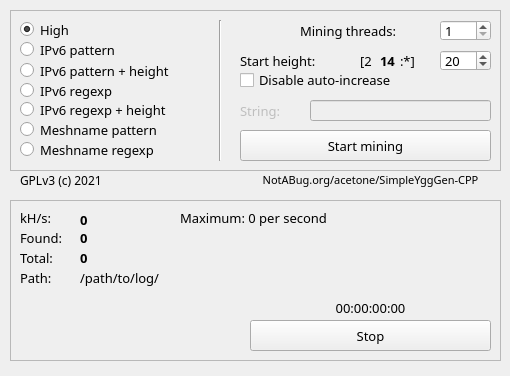
The window that src-qt/widget.ui (perguth/acetone-SimpleYggGen-CPP) describes before a commit, drawn with Qt 5.
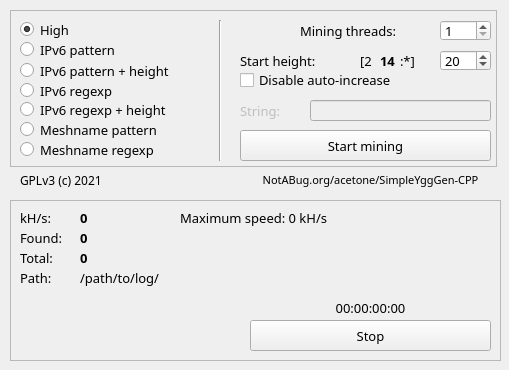
The same window after the commit. Icons and pictures are not drawn.

Patch:
```diff
--- a/src-qt/widget.ui
+++ b/src-qt/widget.ui
@@ -6,8 +6,8 @@
    <rect>
     <x>0</x>
     <y>0</y>
-    <width>510</width>
-    <height>376</height>
+    <width>509</width>
+    <height>370</height>
    </rect>
   </property>
   <property name="windowTitle">
@@ -91,7 +91,7 @@
       <x>70</x>
       <y>10</y>
       <width>81</width>
-      <height>20</height>
+      <height>16</height>
      </rect>
     </property>
     <property name="font">
@@ -229,7 +229,7 @@
      </font>
     </property>
     <property name="text">
-     <string>Maximum: 0 per second</string>
+     <string>Maximum speed: 0 kH/s</string>
     </property>
     <property name="alignment">
      <set>Qt::AlignLeading|Qt::AlignLeft|Qt::AlignVCenter</set>
@@ -310,8 +310,8 @@
     <rect>
      <x>10</x>
      <y>10</y>
-     <width>491</width>
-     <height>161</height>
+     <width>487</width>
+     <height>157</height>
     </rect>
    </property>
    <property name="font">
```
Left out of the diff: 130 changed lines with no effect on the pictures.
